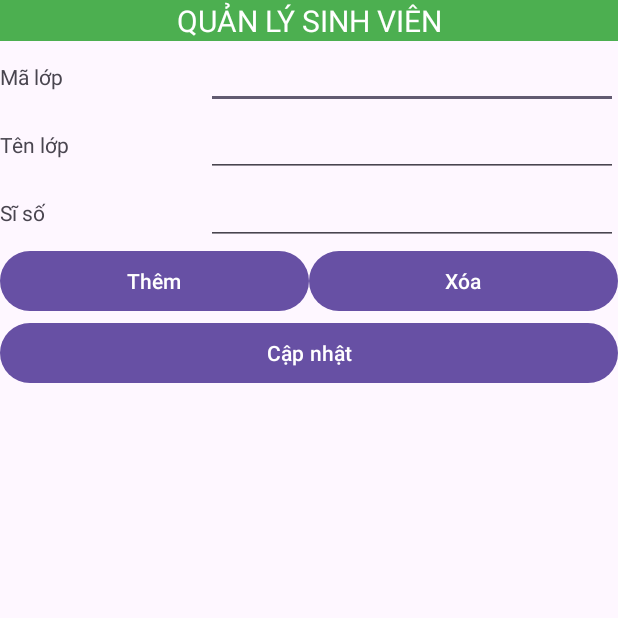
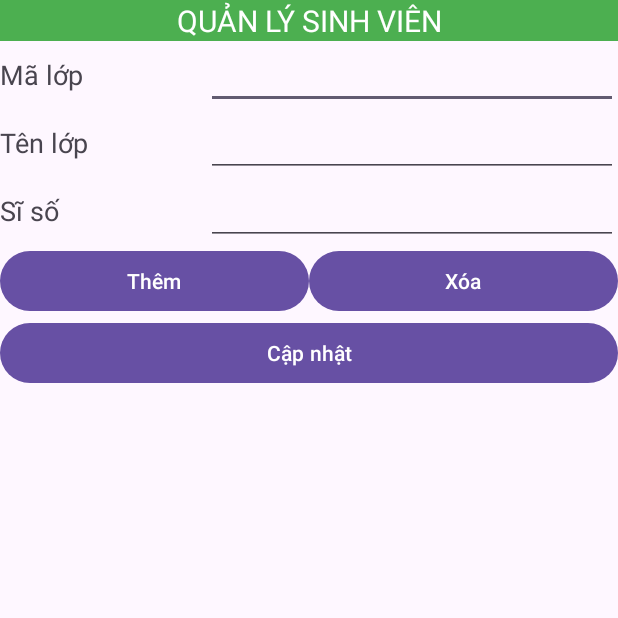
Before and after one commit to dhsoncoder/BTH04, an Android app: the screen it shows after launch (MainActivity), on a phone screen of 412 x 824 dp, the top half of it. Run offline under Robolectric (Android 15) with nearby library versions, the phone set to English and light mode, and no system bars.

Commit message:
Chỉnh sửa giao 18sp

```diff
--- a/app/src/main/res/layout/activity_main.xml
+++ b/app/src/main/res/layout/activity_main.xml
@@ -30,7 +30,8 @@
             android:layout_width="0dp"
             android:layout_height="wrap_content"
             android:layout_weight="1"
-            android:text="Mã lớp" />
+            android:text="Mã lớp"
+            android:textSize="18sp" />
 
         <EditText
             android:id="@+id/edtmalop"
@@ -52,7 +53,8 @@
             android:layout_width="0dp"
             android:layout_height="wrap_content"
             android:layout_weight="1"
-            android:text="Tên lớp" />
+            android:text="Tên lớp"
+            android:textSize="18sp" />
 
         <EditText
             android:id="@+id/edttenlop"
@@ -74,7 +76,8 @@
             android:layout_width="0dp"
             android:layout_height="wrap_content"
             android:layout_weight="1"
-            android:text="Sĩ số" />
+            android:text="Sĩ số"
+            android:textSize="18sp" />
 
         <EditText
             android:id="@+id/edtsiso"
```
